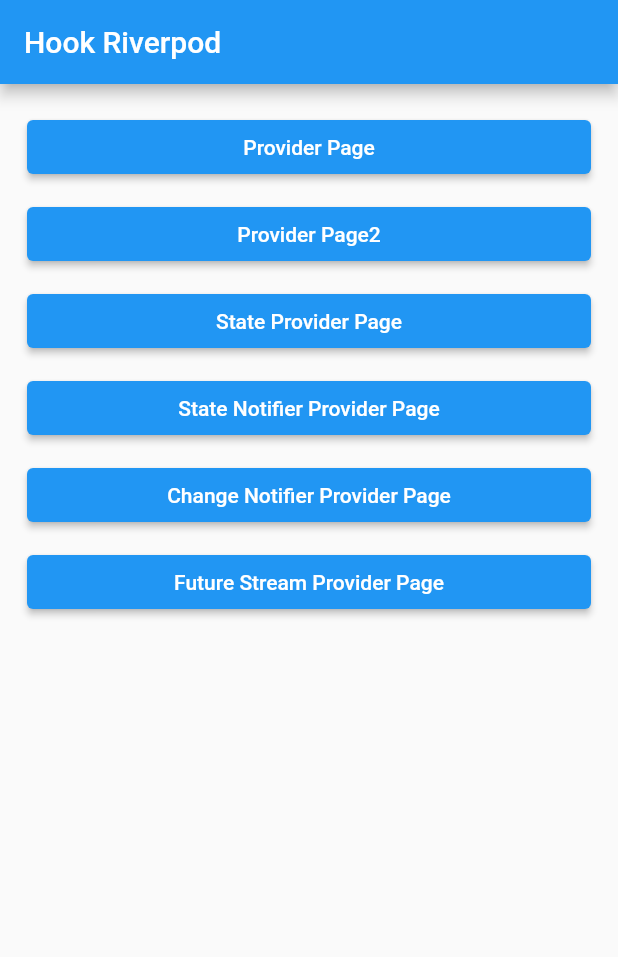
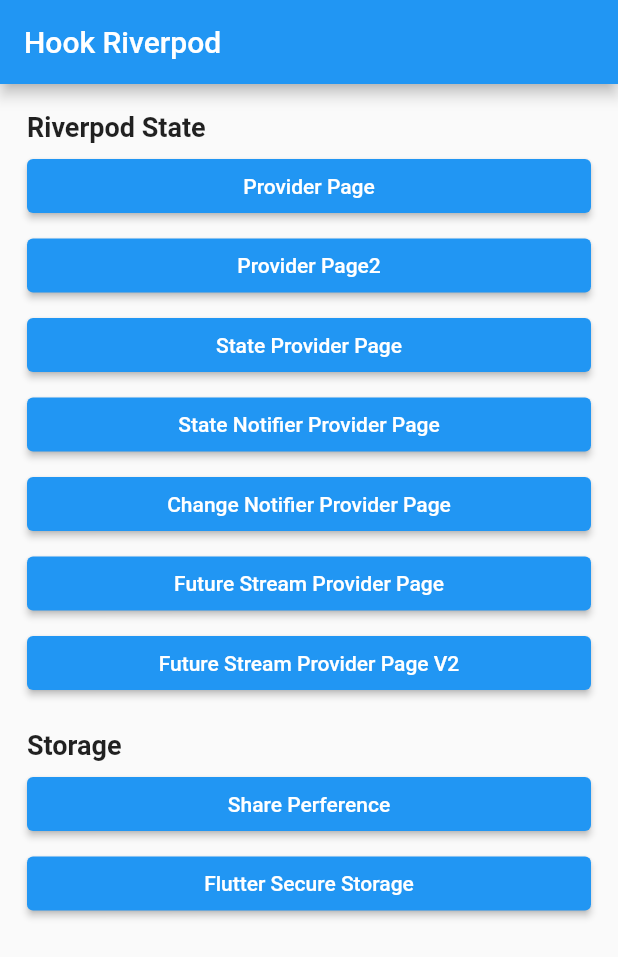
Before and after one commit to MyoMin-Latt/flutter-riverpod, a Flutter app: the screen it shows after launch, on a phone screen of 412 x 824 dp. Shown: the top 957 px of the screen. Run offline on Flutter 3.47's test engine with Material 2 defaults, Android fonts, the phone set to English and light mode, and no system bars; our stand-ins replace flutter_secure_storage, hooks_riverpod, shared_preferences.

Commit message:
future, stream with state

```diff
--- a/lib/change_notifier_page.dart
+++ b/lib/change_notifier_page.dart
@@ -29,7 +29,7 @@
     final numberChangeNotifierState = ref.watch(numberChangeNotifierProvider);
     return Scaffold(
       appBar: AppBar(
-        title: const Text('Provider: ChangeNotifierProvider'),
+        title: const Text('Change Notifier Provider'),
       ),
       body: Center(
         child: ListView.builder(
--- /dev/null
+++ b/lib/local_storage/flutter_secure_storage/flutter_secure_storage_class.dart
@@ -0,0 +1,14 @@
+import 'package:flutter_secure_storage/flutter_secure_storage.dart';
+
+class SecureStorage {
+  final FlutterSecureStorage storage;
+  SecureStorage(this.storage);
+
+  Future<void> saveData(String text) async {
+    storage.write(key: 'key', value: text);
+  }
+
+  Future<void> getData() async {
+    storage.read(key: 'key');
+  }
+}
--- /dev/null
+++ b/lib/local_storage/share_prefs/share_perfenence_class.dart
@@ -0,0 +1,13 @@
+import 'package:shared_preferences/shared_preferences.dart';
+
+class SharePerferenceClass {
+  Future<void> saveData(String saveString) async {
+    final perfs = await SharedPreferences.getInstance();
+    perfs.setString('save', saveString);
+  }
+
+  Future<void> getData() async {
+    final perfs = await SharedPreferences.getInstance();
+    perfs.getString('save');
+  }
+}
--- a/lib/main.dart
+++ b/lib/main.dart
@@ -1,5 +1,9 @@
 import 'package:flutter/material.dart';
 import 'package:hooks_riverpod/hooks_riverpod.dart';
+import 'package:state_flutter_riverpod/future_stream_page_version2.dart';
+import 'package:state_flutter_riverpod/local_storage/flutter_secure_storage/flutter_secure_storage_page.dart';
+import 'package:state_flutter_riverpod/local_storage/share_prefs/share_preference_page.dart';
+import 'package:state_flutter_riverpod/state_notifier_page.dart';
 
 import 'change_notifier_page.dart';
 import 'future_stream_page.dart';
@@ -27,6 +31,7 @@
 
   @override
   Widget build(BuildContext context) {
+    double defaultHeigh = 5;
     return Scaffold(
       appBar: AppBar(
         title: const Text('Hook Riverpod'),
@@ -35,6 +40,16 @@
         padding: const EdgeInsets.all(18.0),
         child: ListView(
           children: [
+            const Text(
+              'Riverpod State',
+              style: TextStyle(
+                fontSize: 18,
+                fontWeight: FontWeight.w700,
+              ),
+            ),
+            const SizedBox(height: 5),
+
+            // Provider Page
             ElevatedButton(
               onPressed: () => Navigator.of(context)
                   .push(MaterialPageRoute(builder: (context) {
@@ -42,7 +57,9 @@
               })),
               child: const Text('Provider Page'),
             ),
-            const SizedBox(height: 10),
+            SizedBox(height: defaultHeigh),
+
+            // Provider Page2 with consumer
             ElevatedButton(
               onPressed: () => Navigator.of(context)
                   .push(MaterialPageRoute(builder: (context) {
@@ -50,7 +67,9 @@
               })),
               child: const Text('Provider Page2'),
             ),
-            const SizedBox(height: 10),
+            SizedBox(height: defaultHeigh),
+
+            // State Provider Page
             ElevatedButton(
               onPressed: () => Navigator.of(context)
                   .push(MaterialPageRoute(builder: (context) {
@@ -58,15 +77,19 @@
               })),
               child: const Text('State Provider Page'),
             ),
-            const SizedBox(height: 10),
+            SizedBox(height: defaultHeigh),
+
+            // State Notifier Provider Page
             ElevatedButton(
               onPressed: () => Navigator.of(context)
                   .push(MaterialPageRoute(builder: (context) {
-                return const StateProviderPage();
+                return const StateNotifierPage();
               })),
               child: const Text('State Notifier Provider Page'),
             ),
-            const SizedBox(height: 10),
+            SizedBox(height: defaultHeigh),
+
+            // Change Notifier Provider Page
             ElevatedButton(
               onPressed: () => Navigator.of(context)
                   .push(MaterialPageRoute(builder: (context) {
@@ -74,7 +97,9 @@
               })),
               child: const Text('Change Notifier Provider Page'),
             ),
-            const SizedBox(height: 10),
+            SizedBox(height: defaultHeigh),
+
+            // Future Stream Provider Page
             ElevatedButton(
               onPressed: () => Navigator.of(context)
                   .push(MaterialPageRoute(builder: (context) {
@@ -82,6 +107,48 @@
               })),
               child: const Text('Future Stream Provider Page'),
             ),
+            SizedBox(height: defaultHeigh),
+
+            // Future Stream Provider Page version2
+            ElevatedButton(
+              onPressed: () => Navigator.of(context)
+                  .push(MaterialPageRoute(builder: (context) {
+                return const FutureStreamPageV2();
+              })),
+              child: const Text('Future Stream Provider Page V2'),
+            ),
+            const SizedBox(height: 20),
+
+            // Storage
+            const Text(
+              'Storage',
+              style: TextStyle(
+                fontSize: 18,
+                fontWeight: FontWeight.w700,
+              ),
+            ),
+            SizedBox(height: defaultHeigh),
+            ElevatedButton(
+              onPressed: () => Navigator.of(context).push(
+                MaterialPageRoute(
+                  builder: (context) {
+                    return const SharePreferencePage();
+                  },
+                ),
+              ),
+              child: const Text('Share Perference'),
+            ),
+            SizedBox(height: defaultHeigh),
+            ElevatedButton(
+              onPressed: () => Navigator.of(context).push(
+                MaterialPageRoute(
+                  builder: (context) {
+                    return const FlutterSecureStoragePage();
+                  },
+                ),
+              ),
+              child: const Text('Flutter Secure Storage'),
+            ),
           ],
         ),
       ),
--- a/lib/state_notifier_page.dart
+++ b/lib/state_notifier_page.dart
@@ -33,7 +33,7 @@
     final numberNotifierState = ref.watch(numberStateNotifierProvider);
     return Scaffold(
       appBar: AppBar(
-        title: const Text('Provider: StateNotifierProvider'),
+        title: const Text('State Notifier Provider'),
       ),
       body: Center(
         child: ListView.builder(
--- a/pubspec.yaml
+++ b/pubspec.yaml
@@ -14,6 +14,8 @@
 
   cupertino_icons: ^1.0.2
   hooks_riverpod: ^1.0.4
+  shared_preferences: ^2.0.15
+  flutter_secure_storage: ^6.0.0
 
 dev_dependencies:
   flutter_test:
```
Also changed, not shown: lib/future_stream_page_version2.dart (added, +77 -0 lines), lib/local_storage/flutter_secure_storage/flutter_secure_storage_page.dart (added, +82 -0 lines), lib/local_storage/share_prefs/share_preference_page.dart (added, +22 -0 lines), pubspec.lock, 6 other files.
